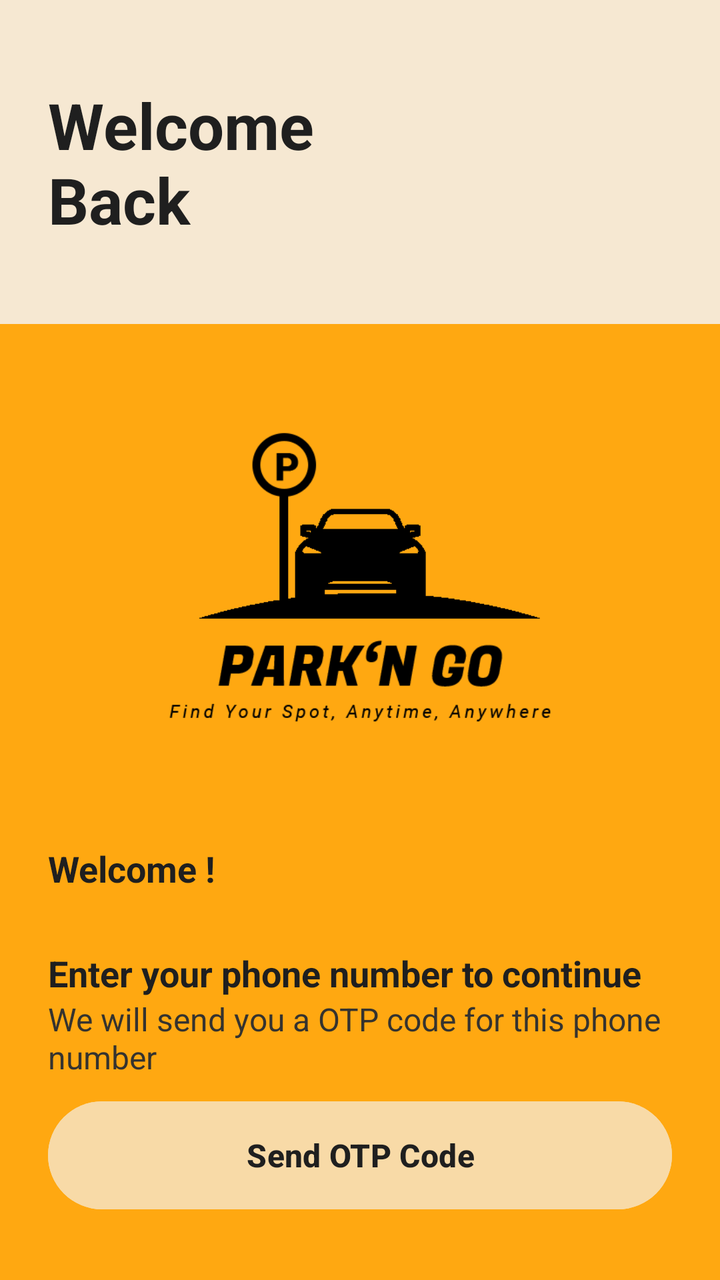
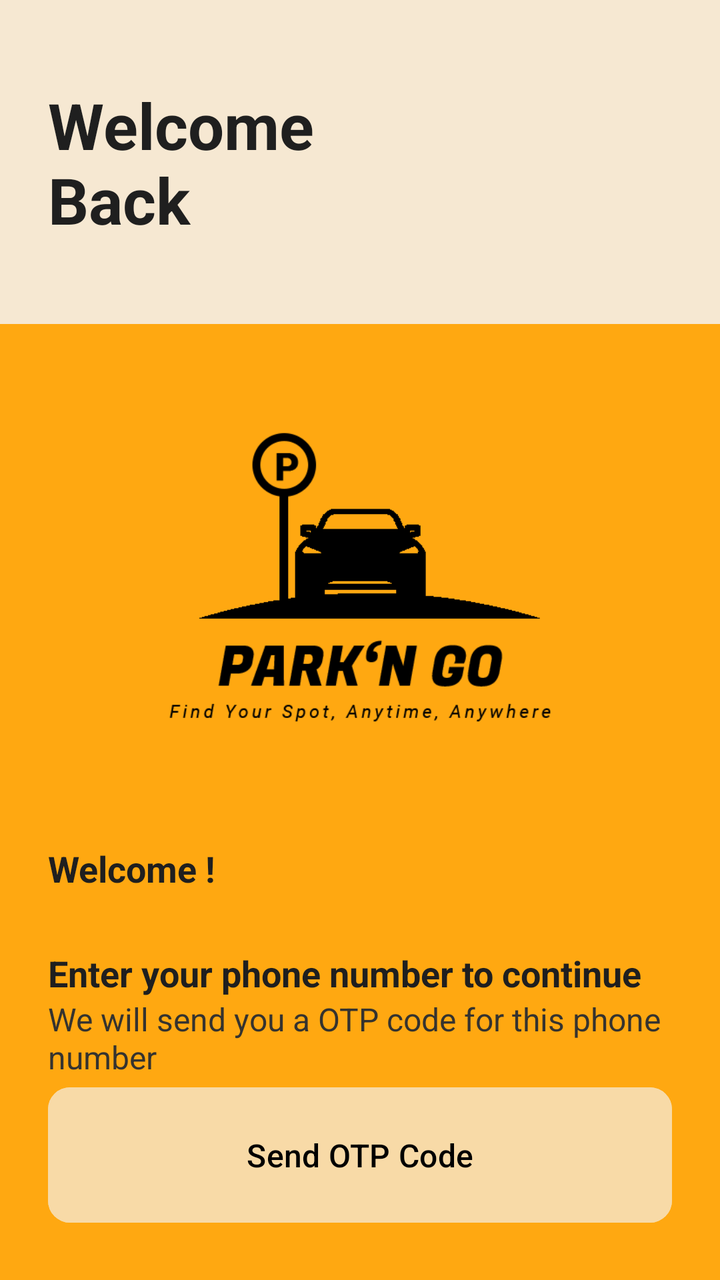

Compare the two renders of this Android layout. The source of the first and the diff that turns it into the second are given below.
<!-- AndroidManifest.xml: application theme Theme.OfficerTestApp -->
<!-- res/layout/activity_login.xml -->
<?xml version="1.0" encoding="utf-8"?>
<androidx.constraintlayout.widget.ConstraintLayout xmlns:android="http://schemas.android.com/apk/res/android"
    xmlns:app="http://schemas.android.com/apk/res-auto"
    xmlns:tools="http://schemas.android.com/tools"
    android:layout_width="match_parent"
    android:layout_height="match_parent"
    android:background="@color/primaryColor"
    tools:context=".LoginActivity">

    <androidx.constraintlayout.widget.ConstraintLayout
        android:id="@+id/constraintLayout"
        android:layout_width="match_parent"
        android:layout_height="162dp"
        android:background="@color/backgroundSecondary"
        android:paddingHorizontal="24dp"
        app:layout_constraintEnd_toEndOf="parent"
        app:layout_constraintStart_toStartOf="parent"
        app:layout_constraintTop_toTopOf="parent">

        <TextView
            android:id="@+id/textView"
            android:layout_width="wrap_content"
            android:layout_height="wrap_content"
            android:text="Welcome\nBack"
            android:textColor="@color/textMain"
            android:textSize="32sp"
            android:textStyle="bold"
            app:layout_constraintBottom_toBottomOf="parent"
            app:layout_constraintStart_toStartOf="parent"
            app:layout_constraintTop_toTopOf="parent" />

    </androidx.constraintlayout.widget.ConstraintLayout>

    <androidx.constraintlayout.widget.ConstraintLayout
        android:id="@+id/constraintLayout2"
        android:layout_width="match_parent"
        android:layout_height="260dp"
        app:layout_constraintEnd_toEndOf="parent"
        app:layout_constraintStart_toStartOf="parent"
        app:layout_constraintTop_toBottomOf="@+id/constraintLayout">

        <ImageView
            android:id="@+id/imageView"
            android:layout_width="300dp"
            android:layout_height="300dp"
            android:contentDescription="Logo"
            app:layout_constraintBottom_toBottomOf="parent"
            app:layout_constraintEnd_toEndOf="parent"
            app:layout_constraintStart_toStartOf="parent"
            app:layout_constraintTop_toTopOf="parent"
            app:srcCompat="@drawable/logo_black" />
    </androidx.constraintlayout.widget.ConstraintLayout>

    <androidx.constraintlayout.widget.ConstraintLayout
        android:id="@+id/constraintLayout3"
        android:layout_width="match_parent"
        android:layout_height="wrap_content"
        android:paddingHorizontal="24dp"
        app:layout_constraintEnd_toEndOf="parent"
        app:layout_constraintStart_toStartOf="parent"
        app:layout_constraintTop_toBottomOf="@+id/constraintLayout2">

        <TextView
            android:id="@+id/textView3"
            android:layout_width="wrap_content"
            android:layout_height="wrap_content"
            android:text="Welcome !"
            android:textColor="@color/textMain"
            android:textSize="18sp"
            android:textStyle="bold"
            app:layout_constraintStart_toStartOf="parent"
            app:layout_constraintTop_toTopOf="parent" />

        <TextView
            android:id="@+id/textView4"
            android:layout_width="wrap_content"
            android:layout_height="wrap_content"
            android:layout_marginTop="28dp"
            android:text="Enter your phone number to continue"
            android:textColor="@color/textMain"
            android:textSize="18sp"
            android:textStyle="bold"
            app:layout_constraintStart_toStartOf="parent"
            app:layout_constraintTop_toBottomOf="@+id/textView3" />

        <TextView
            android:id="@+id/textView5"
            android:layout_width="wrap_content"
            android:layout_height="wrap_content"
            android:text="We will send you a OTP code for this phone number"
            android:textColor="@color/textSecondary"
            android:textSize="16sp"
            app:layout_constraintStart_toStartOf="parent"
            app:layout_constraintTop_toBottomOf="@id/textView4" />

    </androidx.constraintlayout.widget.ConstraintLayout>

    <androidx.constraintlayout.widget.ConstraintLayout
        android:id="@+id/constraintLayout4"
        android:layout_width="match_parent"
        android:layout_height="wrap_content"
        android:layout_marginHorizontal="24dp"
        android:layout_marginTop="24dp"
        android:background="@drawable/rounded_background"
        android:paddingHorizontal="16dp"
        android:paddingVertical="14dp"
        app:layout_constraintBottom_toTopOf="@+id/constraintLayout6"
        app:layout_constraintEnd_toEndOf="parent"
        app:layout_constraintHorizontal_bias="0.333"
        app:layout_constraintStart_toStartOf="parent"
        app:layout_constraintTop_toBottomOf="@+id/constraintLayout3">

        <TextView
            android:id="@+id/textView7"
            android:layout_width="wrap_content"
            android:layout_height="wrap_content"
            android:text="🇱🇰"
            android:textSize="16sp"
            app:layout_constraintBottom_toBottomOf="parent"
            app:layout_constraintStart_toStartOf="parent"
            app:layout_constraintTop_toTopOf="parent" />

        <TextView
            android:id="@+id/textView6"
            android:layout_width="wrap_content"
            android:layout_height="wrap_content"
            android:layout_marginStart="5dp"
            android:text="+94"
            android:textColor="@color/textMain"
            android:textSize="16sp"
            app:layout_constraintBottom_toBottomOf="parent"
            app:layout_constraintStart_toEndOf="@+id/textView7"
            app:layout_constraintTop_toTopOf="parent" />

        <EditText
            android:id="@+id/editTextText2"
            android:layout_width="match_parent"
            android:layout_height="wrap_content"
            android:layout_marginStart="75dp"
            android:background="@android:color/transparent"
            android:ems="10"
            android:hint="Type your phone number here"
            android:inputType="number"
            android:minHeight="48dp"
            android:textColor="@color/textMain"
            android:textSize="16sp"
            app:layout_constraintBottom_toBottomOf="parent"
            app:layout_constraintStart_toEndOf="@+id/textView6"
            app:layout_constraintTop_toTopOf="parent" />


    </androidx.constraintlayout.widget.ConstraintLayout>

    <androidx.constraintlayout.widget.ConstraintLayout
        android:id="@+id/constraintLayout6"
        android:layout_width="match_parent"
        android:layout_height="125dp"
        android:paddingHorizontal="24dp"
        app:layout_constraintBottom_toBottomOf="parent"
        app:layout_constraintEnd_toEndOf="parent"
        app:layout_constraintHorizontal_bias="0.0"
        app:layout_constraintStart_toStartOf="parent">

        <Button
            android:id="@+id/button3"
            android:layout_width="match_parent"
            android:layout_height="62dp"
            android:backgroundTint="@color/loginSignupBtnColor"
            android:text="Send OTP Code"
            android:textColor="@color/textMain"
            android:textSize="16sp"
            android:textStyle="bold"
            app:layout_constraintBottom_toBottomOf="parent"
            app:layout_constraintEnd_toEndOf="parent"
            app:layout_constraintStart_toStartOf="parent"
            app:layout_constraintTop_toTopOf="parent" />

    </androidx.constraintlayout.widget.ConstraintLayout>

</androidx.constraintlayout.widget.ConstraintLayout>
<!-- resources referenced by this layout -->
<resources>
  <color name="backgroundSecondary">#F6E8D2</color>
  <color name="loginSignupBtnColor">#F8DAA7</color>
  <color name="primaryColor">#FFA811</color>
  <color name="textMain">#1F1F1F</color>
  <color name="textSecondary">#35332F</color>
  <!-- drawable logo_black: png bitmap (drawable, 16382 bytes) -->
  <!-- drawable rounded_background (drawable) -->
  <?xml version="1.0" encoding="UTF-8"?>
  <shape xmlns:android="http://schemas.android.com/apk/res/android">
      <solid android:color="@color/loginSignupInputFieldColor"/>
      <corners android:radius="10dp"/>
  </shape>
  <style name="Theme.OfficerTestApp" parent="Base.Theme.OfficerTestApp" />
  <color name="loginSignupInputFieldColor">#F9D391</color>
  <style name="Base.Theme.OfficerTestApp" parent="Theme.Material3.DayNight.NoActionBar">
          
          <item name="colorPrimary">@color/primaryColor</item>
      </style>
</resources>

<!-- the commit's change to res/layout/activity_login.xml (unified diff, before → after) -->
@@ -162,19 +162,18 @@
         app:layout_constraintStart_toStartOf="parent">
 
         <Button
-            android:id="@+id/button3"
+            android:id="@+id/login_act_send_otp_btn"
+            style="@style/loginSignupBtnStyle"
             android:layout_width="match_parent"
-            android:layout_height="62dp"
-            android:backgroundTint="@color/loginSignupBtnColor"
+            android:layout_height="wrap_content"
+            android:paddingVertical="23dp"
             android:text="Send OTP Code"
-            android:textColor="@color/textMain"
-            android:textSize="16sp"
-            android:textStyle="bold"
+            app:cornerRadius="11dp"
+            android:onClick="login_otp_act_send_otp_btn_handler"
             app:layout_constraintBottom_toBottomOf="parent"
             app:layout_constraintEnd_toEndOf="parent"
             app:layout_constraintStart_toStartOf="parent"
             app:layout_constraintTop_toTopOf="parent" />
-
     </androidx.constraintlayout.widget.ConstraintLayout>
 
 </androidx.constraintlayout.widget.ConstraintLayout>
<!-- resource entries referenced after the edit -->
@@ -12,8 +12,14 @@
       <solid android:color="@color/loginSignupInputFieldColor"/>
       <corners android:radius="10dp"/>
   </shape>
+  <style name="loginSignupBtnStyle">
+          <item name="android:textColor">@color/textPrimary</item>
+          <item name="android:backgroundTint">@color/loginSignupBtnColor</item>
+          <item name="android:textSize">16sp</item>
+      </style>
   <style name="Theme.OfficerTestApp" parent="Base.Theme.OfficerTestApp" />
   <color name="loginSignupInputFieldColor">#F9D391</color>
+  <color name="textPrimary">#FF000000</color>
   <style name="Base.Theme.OfficerTestApp" parent="Theme.Material3.DayNight.NoActionBar">
           
           <item name="colorPrimary">@color/primaryColor</item>
